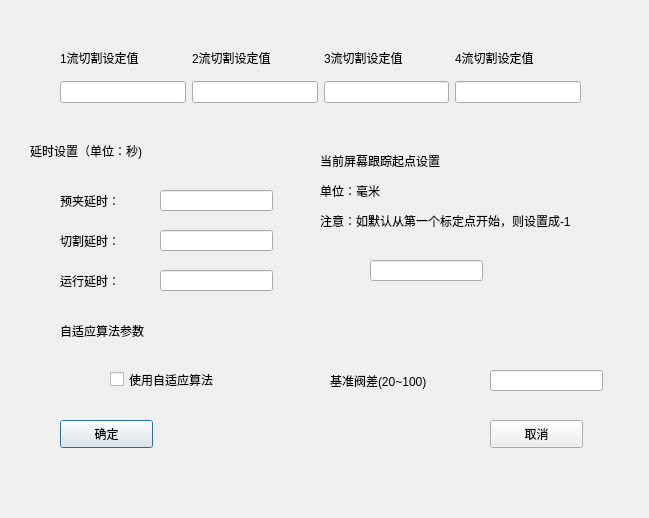
FSPengchen/Steel_FixdLengthSystem, file UI_SetAlgorithm.ui: the form before one commit.
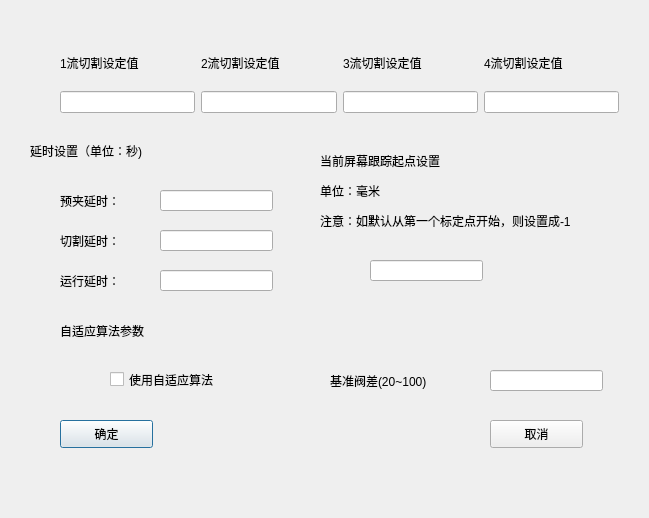
The form after the commit.

What changed in the file:
```diff
--- a/UI_SetAlgorithm.ui
+++ b/UI_SetAlgorithm.ui
@@ -219,13 +219,13 @@
     <string>取消</string>
    </property>
   </widget>
-  <widget class="QWidget" name="">
+  <widget class="QWidget" name="layoutWidget">
    <property name="geometry">
     <rect>
      <x>60</x>
      <y>40</y>
-     <width>521</width>
-     <height>63</height>
+     <width>559</width>
+     <height>73</height>
     </rect>
    </property>
    <layout class="QGridLayout" name="gridLayout">
```
